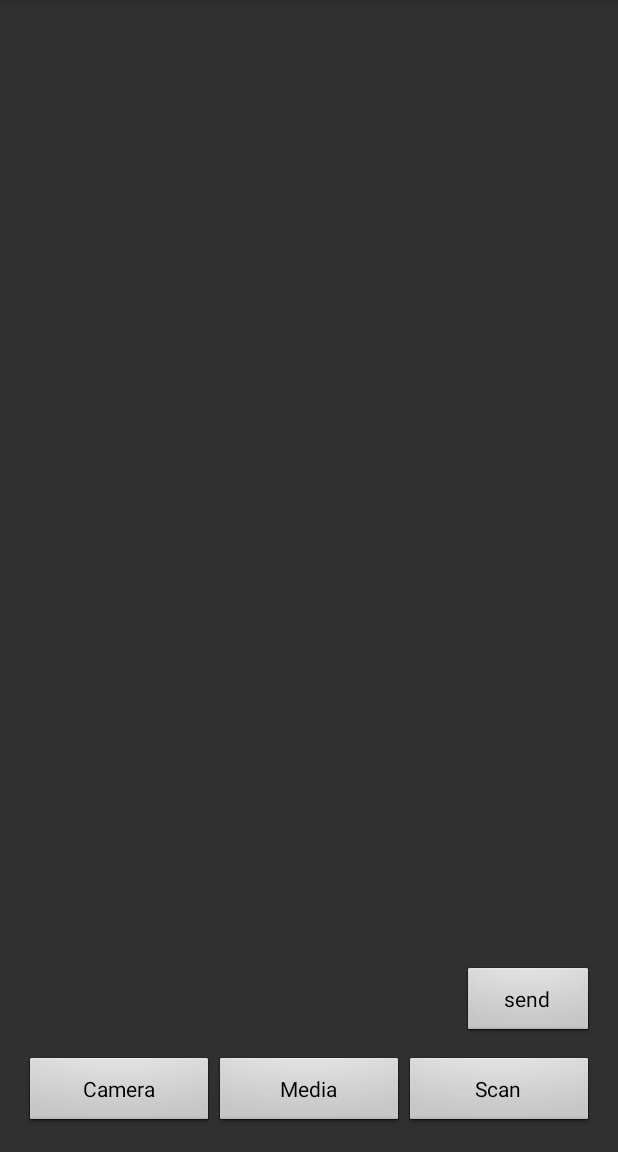
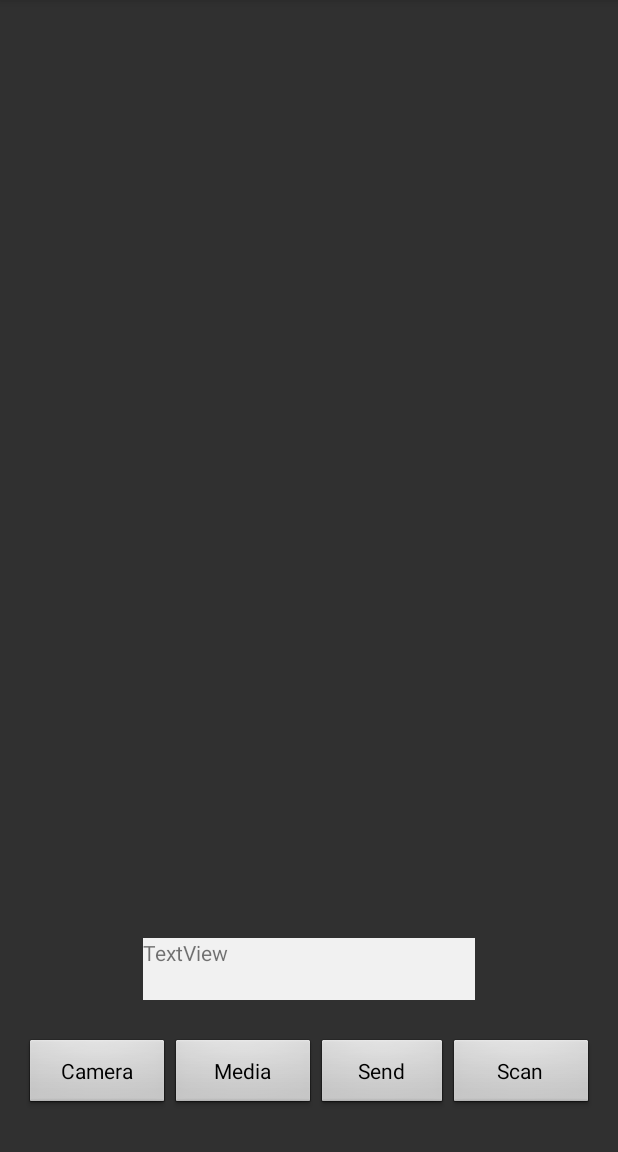
Before and after one commit to ViralNotPrasad/Supremus_HCR, an Android app: the screen it shows after launch (MainActivity), on a phone screen of 412 x 824 dp, the part 84-1236 px from its top. Run offline under Robolectric (Android 15) with nearby library versions, the phone set to English and light mode, and no system bars.

Commit message:
TV Added

```diff
--- a/app/src/main/java/com/scanner/demo/MainActivity.java
+++ b/app/src/main/java/com/scanner/demo/MainActivity.java
@@ -87,7 +87,7 @@ public class MainActivity extends ActionBarActivity{
     public String filePath;
     public String file_extn;
     public String imageName;
-
+    TextView test;
     Service service;
 
     final String httpPath = "http://www.edumobile.org/android/";
@@ -268,6 +268,8 @@ public class MainActivity extends ActionBarActivity{
                     e.printStackTrace();
                 }
                 Toast.makeText(getApplicationContext(),result,Toast.LENGTH_LONG).show();
+                test = (TextView)findViewById(R.id.textView);
+                test.setText(result);
                 Log.i("HO GYA", "Coming from onRespCall");
             }
 
--- a/app/src/main/res/layout/activity_main.xml
+++ b/app/src/main/res/layout/activity_main.xml
@@ -12,14 +12,17 @@
     <ImageView
         android:id="@+id/scannedImage"
         android:layout_width="match_parent"
-        android:layout_height="match_parent"
-        android:layout_centerInParent="true" />
+        android:layout_height="324dp"
+        android:layout_alignParentTop="true"
+        android:layout_centerHorizontal="true"
+        android:layout_marginTop="15dp" />
 
     <LinearLayout
+        android:id="@+id/linearLayout"
         android:layout_width="match_parent"
+        android:layout_height="wrap_content"
         android:layout_alignParentBottom="true"
-        android:layout_height="wrap_content"
-        android:id="@+id/linearLayout">
+        android:layout_alignParentStart="true">
 
         <Button
             android:id="@+id/cameraButton"
@@ -42,6 +45,18 @@
             android:text="Media" />
 
         <Button
+            android:id="@+id/sendButton"
+            style="@android:style/Widget.Button"
+            android:layout_width="wrap_content"
+            android:layout_height="wrap_content"
+            android:layout_above="@+id/linearLayout"
+            android:layout_alignParentEnd="true"
+            android:layout_alignParentRight="true"
+            android:layout_marginBottom="12dp"
+            android:onClick="sendServer"
+            android:text="Send" />
+
+        <Button
             android:id="@+id/scanButton"
             style="@android:style/Widget.Button"
             android:layout_width="0dp"
@@ -52,17 +67,27 @@
 
     </LinearLayout>
 
-    <Button
-        android:id="@+id/sendButton"
-        style="@android:style/Widget.Button"
-        android:layout_width="wrap_content"
-        android:layout_height="wrap_content"
-        android:layout_above="@+id/linearLayout"
-        android:layout_alignParentEnd="true"
-        android:layout_alignParentRight="true"
-        android:layout_marginBottom="12dp"
-        android:onClick="sendServer"
-        android:text="send" />
+    <TextView
+        android:id="@+id/textView"
+        android:layout_width="221dp"
+        android:layout_height="41dp"
+        android:layout_alignParentBottom="true"
+        android:layout_centerHorizontal="true"
+        android:layout_marginBottom="85dp"
+        android:background="?attr/colorSwitchThumbNormal"
+        android:text="TextView" />
+
+    <!--<Button-->
+        <!--android:id="@+id/sendButton"-->
+        <!--style="@android:style/Widget.Button"-->
+        <!--android:layout_width="wrap_content"-->
+        <!--android:layout_height="wrap_content"-->
+        <!--android:layout_above="@+id/linearLayout"-->
+        <!--android:layout_alignParentEnd="true"-->
+        <!--android:layout_alignParentRight="true"-->
+        <!--android:layout_marginBottom="12dp"-->
+        <!--android:onClick="sendServer"-->
+        <!--android:text="send" />-->
 
 
 </RelativeLayout>
```
